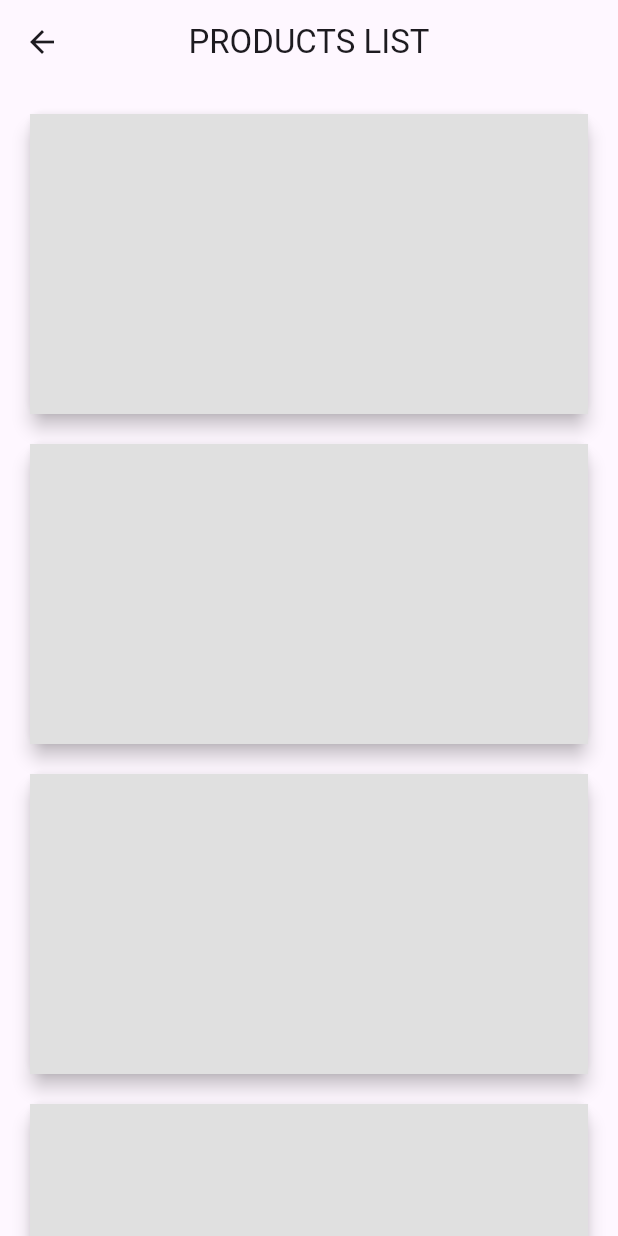
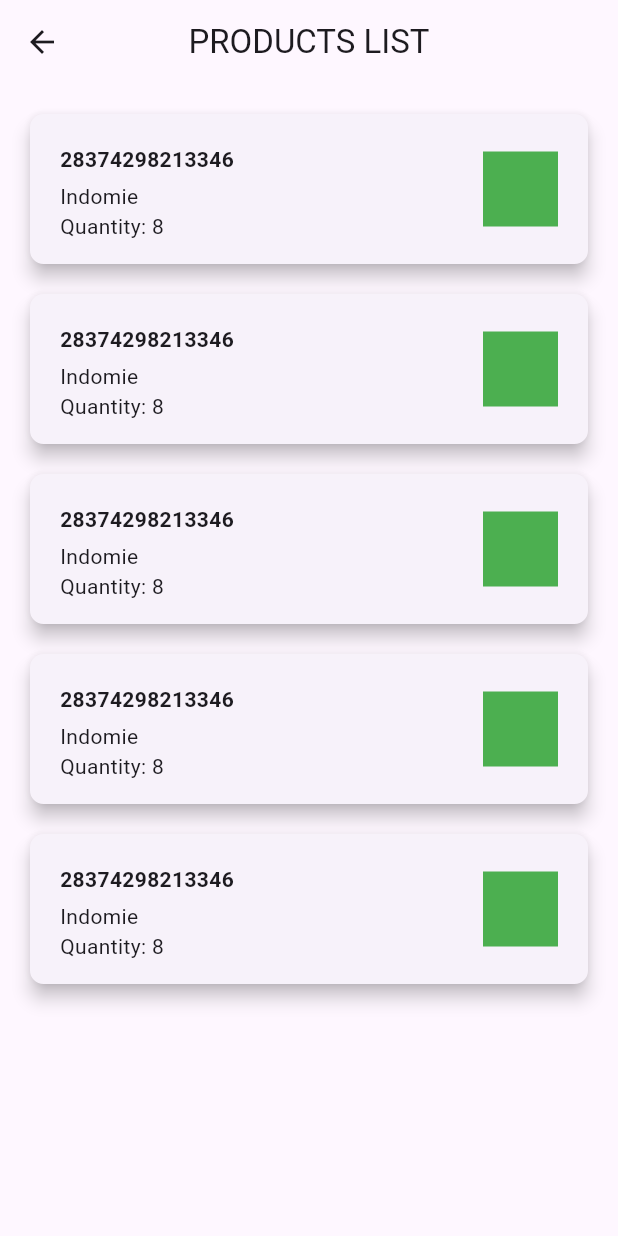
Before and after one commit to ghozifr/Digital-Inventory-Hub, a Flutter app: the ProductListView screen opened by its route, on a phone screen of 412 x 824 dp. Run offline on Flutter 3.47's test engine with Material 3 defaults, Android fonts, the phone set to English and light mode, and no system bars; our stand-ins replace cloud_firestore, firebase_auth, firebase_core, get; accounts and stored records are empty; network calls fail.

Commit message:
product list

```diff
--- a/inventory_hub/lib/app/modules/product_list/views/product_list_view.dart
+++ b/inventory_hub/lib/app/modules/product_list/views/product_list_view.dart
@@ -1,6 +1,7 @@
 import 'package:flutter/material.dart';
 
 import 'package:get/get.dart';
+import 'package:inventory_hub/app/routes/app_pages.dart';
 
 import '../controllers/product_list_controller.dart';
 
@@ -23,11 +24,38 @@
               shape: RoundedRectangleBorder(
                 borderRadius: BorderRadius.circular(9),
               ),
+              child: InkWell(
+                onTap: () {
+                  Get.toNamed(Routes.detail_product);
+                },
+                borderRadius: BorderRadius.circular(9),
                 child: Container(
-              height: 200,
-              color: Colors.grey.shade300,
+                    height: 100,
+                    padding: const EdgeInsets.all(20),
+                    child: Row(
+                      children: [
+                        Expanded(
+                          child: Column(
+                            crossAxisAlignment: CrossAxisAlignment.start,
+                            children: [
+                              Text(
+                                "28374298213346",
+                                style: TextStyle(fontWeight: FontWeight.bold),
                               ),
-          );
+                              const SizedBox(height: 5),
+                              Text("Indomie"),
+                              Text("Quantity: 8"),
+                            ],
+                          ),
+                        ),
+                        Container(
+                          height: 50,
+                          width: 50,
+                          color: Colors.green,
+                        ),
+                      ],
+                    )),
+              ));
         },
       ),
     );
--- a/inventory_hub/lib/app/routes/app_pages.dart
+++ b/inventory_hub/lib/app/routes/app_pages.dart
@@ -2,6 +2,8 @@
 
 import '../modules/add_products/bindings/add_products_binding.dart';
 import '../modules/add_products/views/add_products_view.dart';
+import '../modules/detail_product/bindings/detail_product_binding.dart';
+import '../modules/detail_product/views/detail_product_view.dart';
 import '../modules/home/bindings/home_binding.dart';
 import '../modules/home/views/home_view.dart';
 import '../modules/login/bindings/login_binding.dart';
@@ -10,6 +12,8 @@
 import '../modules/product_list/views/product_list_view.dart';
 import '../modules/qr_scan/bindings/qr_scan_binding.dart';
 import '../modules/qr_scan/views/qr_scan_view.dart';
+import '../modules/registration/bindings/registration_binding.dart';
+import '../modules/registration/views/registration_view.dart';
 import '../modules/report/bindings/report_binding.dart';
 import '../modules/report/views/report_view.dart';
 
@@ -49,5 +53,15 @@
       page: () => LoginView(),
       binding: LoginBinding(),
     ),
+    GetPage(
+      name: _Paths.detail_product,
+      page: () => const DetailProductView(),
+      binding: DetailProductBinding(),
+    ),
+    GetPage(
+      name: _Paths.REGISTRATION,
+      page: () => const RegistrationView(),
+      binding: RegistrationBinding(),
+    ),
   ];
 }
--- a/inventory_hub/lib/app/routes/app_routes.dart
+++ b/inventory_hub/lib/app/routes/app_routes.dart
@@ -9,6 +9,8 @@
   static const qr_scan = _Paths.qr_scan;
   static const report = _Paths.report;
   static const login = _Paths.login;
+  static const detail_product = _Paths.detail_product;
+  static const REGISTRATION = _Paths.REGISTRATION;
 }
 
 abstract class _Paths {
@@ -19,4 +21,6 @@
   static const qr_scan = '/qr-scan';
   static const report = '/report';
   static const login = '/login';
+  static const detail_product = '/detail-product';
+  static const REGISTRATION = '/registration';
 }
```
Also changed, not shown: inventory_hub/lib/app/modules/detail_product/bindings/detail_product_binding.dart (added, +12 -0 lines), inventory_hub/lib/app/modules/detail_product/controllers/detail_product_controller.dart (added, +23 -0 lines), inventory_hub/lib/app/modules/detail_product/views/detail_product_view.dart (added, +24 -0 lines), inventory_hub/lib/app/modules/registration/bindings/registration_binding.dart (added, +12 -0 lines), inventory_hub/lib/app/modules/registration/controllers/registration_controller.dart (added, +23 -0 lines), inventory_hub/lib/app/modules/registration/views/registration_view.dart (added, +24 -0 lines). Lines whose indentation alone changed are shown as unchanged.
